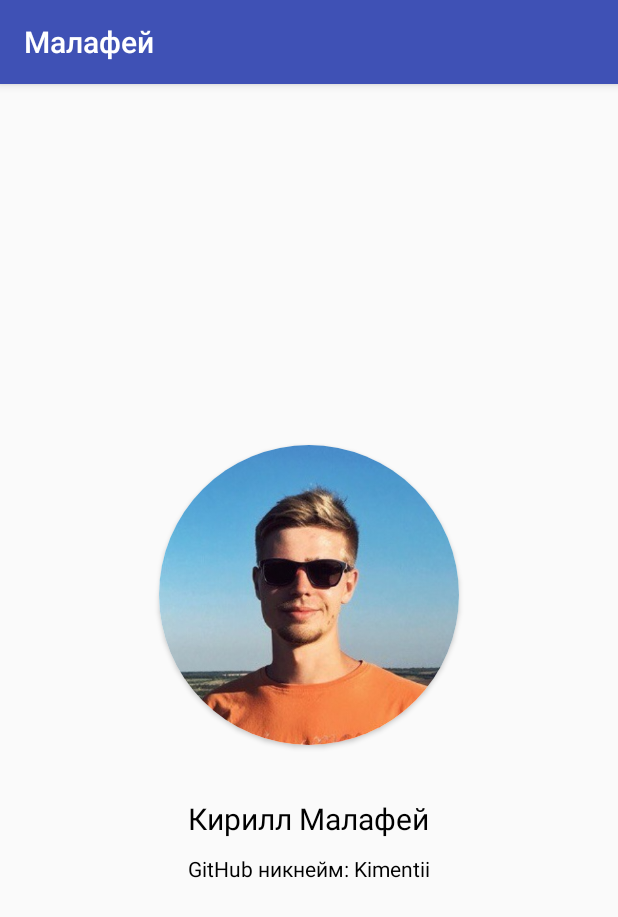
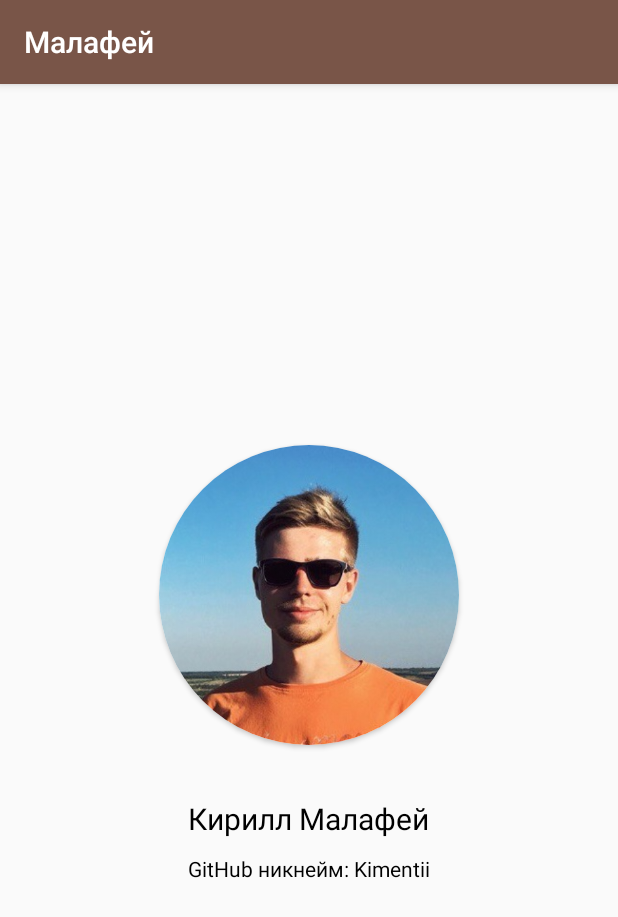
Before and after one commit to Kimentii/KirillMalafeyLauncher, an Android app: the fragment ProfileFragment placed in its activity, on a phone screen of 412 x 824 dp. Shown: the top 917 px of the screen. Run offline under Robolectric (Android 15) with nearby library versions, the phone set to English and light mode, and no system bars.

```diff
--- a/app/src/main/java/kirill/malafey/launcher/welcome_page/ThemeChoosingFragment.java
+++ b/app/src/main/java/kirill/malafey/launcher/welcome_page/ThemeChoosingFragment.java
@@ -6,11 +6,10 @@ import android.view.LayoutInflater;
 import android.view.MotionEvent;
 import android.view.View;
 import android.view.ViewGroup;
-import android.widget.Button;
 import android.widget.FrameLayout;
 import android.widget.RadioButton;
-import android.widget.Toast;
 
+import io.fabric.sdk.android.services.settings.AppSettingsData;
 import kirill.malafey.launcher.R;
 
 public class ThemeChoosingFragment extends Fragment {
--- a/app/src/main/res/drawable/tab_indicator_selected.xml
+++ b/app/src/main/res/drawable/tab_indicator_selected.xml
@@ -6,7 +6,7 @@
             android:shape="ring"
             android:thickness="4dp"
             android:useLevel="false">
-            <solid android:color="@color/colorAccent"/>
+            <solid android:color="@color/accent"/>
         </shape>
     </item>
 </layer-list>
--- /dev/null
+++ b/app/src/main/res/layout-land/fragment_profile.xml
@@ -0,0 +1,62 @@
+<?xml version="1.0" encoding="utf-8"?>
+<LinearLayout
+    xmlns:android="http://schemas.android.com/apk/res/android"
+    xmlns:app="http://schemas.android.com/apk/res-auto"
+    android:layout_width="match_parent"
+    android:layout_height="match_parent"
+    android:orientation="horizontal">
+
+    <FrameLayout
+        android:layout_width="wrap_content"
+        android:layout_height="match_parent"
+        android:layout_weight="10">
+
+        <LinearLayout
+            android:layout_width="wrap_content"
+            android:layout_height="match_parent"
+            android:layout_gravity="center">
+
+            <android.support.v7.widget.CardView
+                android:layout_width="@dimen/image_size"
+                android:layout_height="@dimen/image_size"
+                android:layout_gravity="center_vertical"
+                android:layout_margin="5dp"
+                app:cardCornerRadius="@dimen/image_radius">
+
+                <ImageView
+                    android:id="@+id/roundedImageView"
+                    android:layout_width="wrap_content"
+                    android:layout_height="wrap_content"
+                    android:background="@color/white"
+                    android:contentDescription="@string/my_photo"
+                    android:scaleType="centerCrop"
+                    android:src="@drawable/me"/>
+            </android.support.v7.widget.CardView>
+
+            <LinearLayout
+                android:layout_width="match_parent"
+                android:layout_height="match_parent"
+                android:layout_gravity="center_vertical"
+                android:layout_marginStart="10dp"
+                android:gravity="center_vertical"
+                android:orientation="vertical">
+
+                <TextView
+                    android:layout_width="wrap_content"
+                    android:layout_height="wrap_content"
+                    android:layout_gravity="center_vertical"
+                    android:text="@string/name_and_surname"
+                    android:textColor="@color/black"
+                    android:textSize="20sp"/>
+
+                <TextView
+                    android:layout_width="wrap_content"
+                    android:layout_height="wrap_content"
+                    android:layout_gravity="center_vertical"
+                    android:text="@string/github_account_name"
+                    android:textColor="@color/black"/>
+            </LinearLayout>
+
+        </LinearLayout>
+    </FrameLayout>
+</LinearLayout>
--- a/app/src/main/res/values/colors.xml
+++ b/app/src/main/res/values/colors.xml
@@ -1,8 +1,13 @@
 <?xml version="1.0" encoding="utf-8"?>
 <resources>
-    <color name="colorPrimary">#3F51B5</color>
-    <color name="colorPrimaryDark">#303F9F</color>
-    <color name="colorAccent">#FF4081</color>
+    <color name="primary">#795548</color>
+    <color name="primary_dark">#5D4037</color>
+    <color name="primary_light">#D7CCC8</color>
+    <color name="accent">#009688</color>
+    <color name="primary_text">#212121</color>
+    <color name="secondary_text">#757575</color>
+    <color name="icons">#FFFFFF</color>
+    <color name="divider">#BDBDBD</color>
     <color name="white">#ffffff</color>
     <color name="black">#000000</color>
 </resources>
--- a/app/src/main/res/values/styles.xml
+++ b/app/src/main/res/values/styles.xml
@@ -1,11 +1,17 @@
 <resources>
 
-    <!-- Base application theme. -->
-    <style name="AppTheme" parent="Theme.AppCompat.Light.DarkActionBar">
-        <!-- Customize your theme here. -->
-        <item name="colorPrimary">@color/colorPrimary</item>
-        <item name="colorPrimaryDark">@color/colorPrimaryDark</item>
-        <item name="colorAccent">@color/colorAccent</item>
+    <style name="AppThemeLight" parent="Theme.AppCompat.Light.DarkActionBar">
+        <item name="android:windowAnimationStyle">@style/WindowAnimationTransition</item>
+        <item name="colorPrimary">@color/primary</item>
+        <item name="colorPrimaryDark">@color/primary_light</item>
+        <item name="colorAccent">@color/accent</item>
+    </style>
+
+    <style name="AppThemeDark" parent="Theme.AppCompat.Light.DarkActionBar">
+        <item name="android:windowAnimationStyle">@style/WindowAnimationTransition</item>
+        <item name="colorPrimary">@color/black</item>
+        <item name="colorPrimaryDark">@color/black</item>
+        <item name="colorAccent">@color/black</item>
     </style>
 
     <style name="RadioButtonWrapperStyle">
@@ -16,4 +22,8 @@
         <item name="android:background">@drawable/radio_button_shape</item>
     </style>
 
+    <style name="WindowAnimationTransition">
+        <item name="android:windowEnterAnimation">@android:anim/fade_in</item>
+        <item name="android:windowExitAnimation">@android:anim/fade_out</item>
+    </style>
 </resources>
```
Also changed, not shown: app/src/main/AndroidManifest.xml (+9 -8 lines), app/src/main/java/kirill/malafey/launcher/MainActivity.java (deleted, +0 -69 lines), app/src/main/java/kirill/malafey/launcher/Settings.java (added, +50 -0 lines), app/src/main/java/kirill/malafey/launcher/launcher/SettingsFragment.java (added, +7 -0 lines), app/src/main/res/layout/activity_main.xml (deleted, +0 -42 lines).
